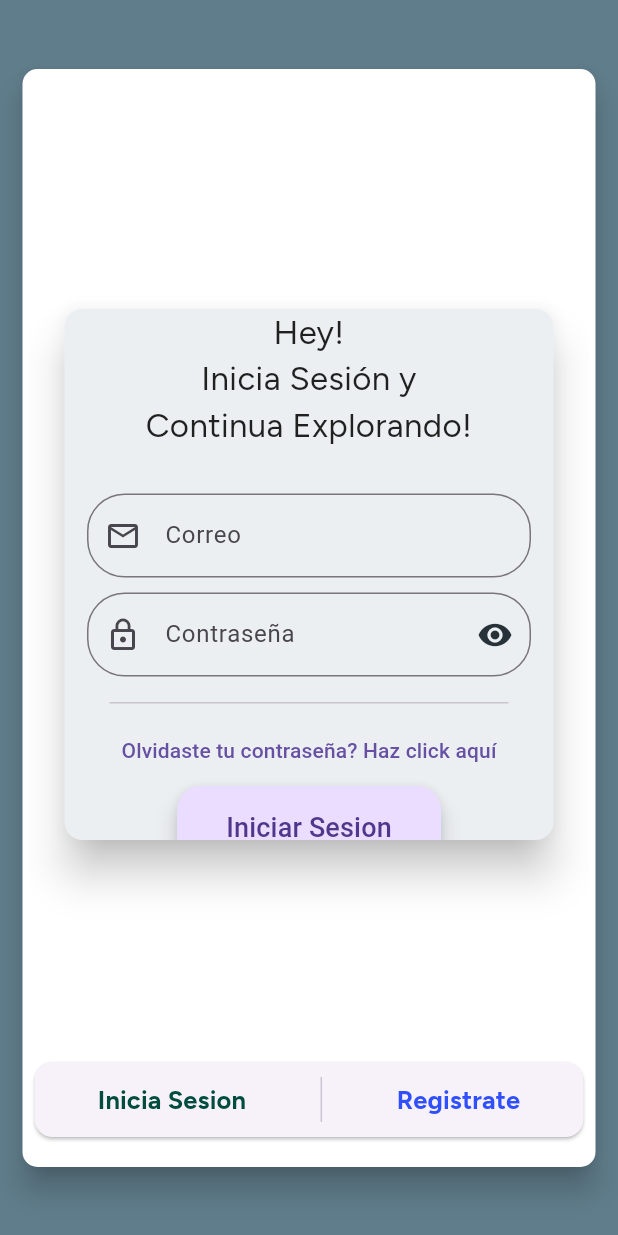
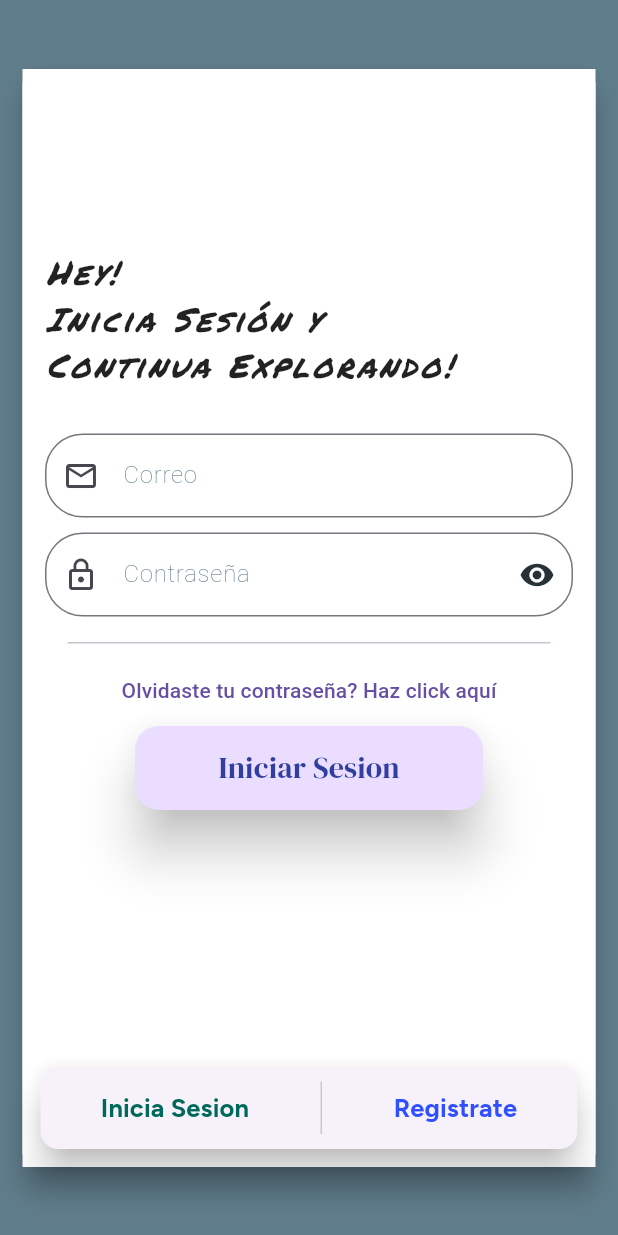
Before and after one commit to FernanJRS/Tarea_2.2, a Flutter app: the SessionPage screen opened by its route, on a phone screen of 412 x 824 dp. Run offline on Flutter 3.47's test engine with Material 3 defaults, Android fonts, the phone set to English and light mode, and no system bars; our stand-ins replace google_fonts; Roboto replaces fonts that are missing (Domine).

```diff
--- a/lib/main.dart
+++ b/lib/main.dart
@@ -13,7 +13,7 @@ class MyApp extends StatelessWidget {
     return MaterialApp(
       debugShowCheckedModeBanner: false,
       title: 'Login app',
-      initialRoute: '/sesion',
+      initialRoute: '/inicio',
       routes: {
         '/': (context) => const WelcomePage(),
         '/sesion': (context) => SessionPage(),
--- a/lib/src/pages/fragments/login_fragment.dart
+++ b/lib/src/pages/fragments/login_fragment.dart
@@ -9,15 +9,13 @@ class LoginFragment extends StatefulWidget {
 }
 
 class _LoginFragmentState extends State<LoginFragment> {
+  final userController = TextEditingController();
+  final passwordController = TextEditingController();
   @override
   Widget build(BuildContext context) {
-    return Container(
-      padding: const EdgeInsets.symmetric(horizontal: 20, vertical: 140),
-      child: Card(
-        elevation: 12,
-        color: Colors.blueGrey[50],
-        child: LoginView(),
-      ),
+    return LoginView(
+      userController: userController,
+      passwordController: passwordController,
     );
   }
 }
--- a/lib/src/pages/fragments/widgets/custome_input.dart
+++ b/lib/src/pages/fragments/widgets/custome_input.dart
@@ -1,4 +1,5 @@
 import 'package:flutter/material.dart';
+import 'package:google_fonts/google_fonts.dart';
 
 class CustomInput extends StatelessWidget {
   const CustomInput(
@@ -27,7 +28,11 @@ class CustomInput extends StatelessWidget {
       obscureText: obscureText,
       decoration: InputDecoration(
         hintText: hintText ?? 'Ingrese su $title',
-        label: Text(title),
+        label: Text(
+          title,
+          style: GoogleFonts.domine(
+              fontWeight: FontWeight.w100, color: Colors.blueGrey[500]),
+        ),
         border: const OutlineInputBorder(
           borderRadius: BorderRadius.all(Radius.elliptical(25, 25)),
         ),
--- a/lib/src/pages/fragments/widgets/log_in_button.dart
+++ b/lib/src/pages/fragments/widgets/log_in_button.dart
@@ -1,21 +1,33 @@
 import 'package:flutter/material.dart';
+import 'package:google_fonts/google_fonts.dart';
 
-class LogInButton extends StatelessWidget {
+class LogInButton extends StatefulWidget {
   LogInButton({
     super.key,
     required this.title,
+    this.onPressed,
   });
   final String title;
+  void Function()? onPressed;
+
+  @override
+  State<LogInButton> createState() => _LogInButtonState();
+}
+
+class _LogInButtonState extends State<LogInButton> {
   @override
   Widget build(BuildContext context) {
     return Padding(
       padding: const EdgeInsets.symmetric(horizontal: 75),
       child: FloatingActionButton.extended(
-          onPressed: () {},
-          label: Text(
-            title,
-            style: TextStyle(fontSize: 18),
-          )),
+        elevation: 15,
+        onPressed: widget.onPressed,
+        label: Text(
+          widget.title,
+          style: GoogleFonts.dmSerifDisplay(
+              fontSize: 20, color: Colors.indigo[700]),
+        ),
+      ),
     );
   }
 }
--- a/lib/src/pages/fragments/widgets/login_view.dart
+++ b/lib/src/pages/fragments/widgets/login_view.dart
@@ -2,30 +2,33 @@ import 'package:flutter/material.dart';
 import 'package:google_fonts/google_fonts.dart';
 import 'package:login_app/src/pages/fragments/widgets/custome_input.dart';
 import 'package:login_app/src/pages/fragments/widgets/log_in_button.dart';
+import 'package:login_app/src/pages/fragments/widgets/title_session_page.dart';
 
 class LoginView extends StatefulWidget {
-  LoginView({super.key});
+  LoginView(
+      {super.key,
+      required this.userController,
+      required this.passwordController});
+
+  final TextEditingController userController;
+  final TextEditingController passwordController;
 
   @override
   State<LoginView> createState() => _LoginViewState();
 }
 
 class _LoginViewState extends State<LoginView> {
-  final userController = TextEditingController();
-
-  final passwordController = TextEditingController();
-
   bool showPass = true;
 
   @override
   Widget build(BuildContext context) {
     return ListView(
+      padding: const EdgeInsets.symmetric(vertical: 120),
       children: [
-        Text(
-          'Hey!\nInicia Sesión y\nContinua Explorando!',
-          textAlign: TextAlign.center,
-          style: GoogleFonts.figtree(
-            color: Colors.black87,
+        const Padding(
+          padding: EdgeInsets.only(left: 15),
+          child: TitleSessionPage(
+            data: 'Hey!\nInicia Sesión y\nContinua Explorando!',
             fontSize: 22,
           ),
         ),
@@ -38,7 +41,7 @@ class _LoginViewState extends State<LoginView> {
             children: [
               CustomInput(
                 title: 'Correo',
-                userController: userController,
+                userController: widget.userController,
                 prefixIcon: const Icon(Icons.mail_outline),
               ),
               const SizedBox(
@@ -46,7 +49,7 @@ class _LoginViewState extends State<LoginView> {
               ),
               CustomInput(
                 title: 'Contraseña',
-                userController: passwordController,
+                userController: widget.passwordController,
                 keyboardType: TextInputType.visiblePassword,
                 iconButton: IconButton(
                     onPressed: () {
@@ -71,7 +74,12 @@ class _LoginViewState extends State<LoginView> {
         TextButton(
             onPressed: () {},
             child: Text('Olvidaste tu contraseña? Haz click aquí')),
-        LogInButton(title: 'Iniciar Sesion'),
+        LogInButton(
+          title: 'Iniciar Sesion',
+          onPressed: () {
+            Navigator.popAndPushNamed(context, '/inicio');
+          },
+        ),
       ],
     );
   }
--- /dev/null
+++ b/lib/src/pages/fragments/widgets/title_session_page.dart
@@ -0,0 +1,25 @@
+import 'package:flutter/material.dart';
+import 'package:google_fonts/google_fonts.dart';
+
+class TitleSessionPage extends StatelessWidget {
+  const TitleSessionPage(
+      {super.key, required this.data, required this.fontSize});
+
+  final String data;
+  final double fontSize;
+
+  @override
+  Widget build(BuildContext context) {
+    return Text(
+      data,
+      textAlign: TextAlign.left,
+      style: GoogleFonts.permanentMarker(
+        color: Colors.black87,
+        fontSize: fontSize,
+        letterSpacing: 2,
+        fontStyle: FontStyle.italic,
+        fontWeight: FontWeight.w100,
+      ),
+    );
+  }
+}
--- a/lib/src/pages/session_page.dart
+++ b/lib/src/pages/session_page.dart
@@ -18,8 +18,7 @@ class _SessionPageState extends State<SessionPage> {
   @override
   Widget build(BuildContext context) {
     return BackgroundCard(
-        child: Padding(
-      padding: const EdgeInsets.symmetric(horizontal: 4, vertical: 16),
+        child: SafeArea(
       child: Scaffold(
         backgroundColor: Colors.white,
         body: PageView(
@@ -30,9 +29,12 @@ class _SessionPageState extends State<SessionPage> {
             RegisterFragment(),
           ],
         ),
-        bottomNavigationBar: Card(
+        bottomNavigationBar: Padding(
+          padding: const EdgeInsets.all(8.0),
+          child: Card(
+            elevation: 10,
             child: SizedBox(
-            height: 50,
+              height: 55,
               child: Row(
                 mainAxisAlignment: MainAxisAlignment.spaceEvenly,
                 children: [
@@ -47,7 +49,7 @@ class _SessionPageState extends State<SessionPage> {
                         style: GoogleFonts.figtree(
                           fontWeight: FontWeight.w700,
                           color: colorText
-                            ? Colors.teal[900]
+                              ? Colors.teal[800]
                               : Colors.indigoAccent[700],
                           fontSize: 17,
                         ),
@@ -68,7 +70,7 @@ class _SessionPageState extends State<SessionPage> {
                           fontWeight: FontWeight.w700,
                           color: colorText
                               ? Colors.indigoAccent[700]
-                            : Colors.teal[900],
+                              : Colors.teal[800],
                           fontSize: 17,
                         ),
                       )),
@@ -77,6 +79,7 @@ class _SessionPageState extends State<SessionPage> {
             ),
           ),
         ),
+      ),
     ));
   }
 }
--- a/pubspec.yaml
+++ b/pubspec.yaml
@@ -61,7 +61,7 @@ flutter:
 
   assets:
     - assets\home_page_photo1.jpg
-    - assets\profile_picture.jpg
+    - assets\profile_picture.png
     - assets\session_photo.jpeg
     - assets\welcome_photo.png
     - assets\option_1.png
```
Also changed, not shown: lib/src/pages/fragments/register_fragment.dart (+6 -12 lines), lib/src/pages/fragments/widgets/register_view.dart (+11 -16 lines), lib/src/pages/home_page.dart (+37 -2 lines), assets/profile_picture.jpg (deleted), assets/profile_picture.png (added). Lines whose indentation alone changed are shown as unchanged.
